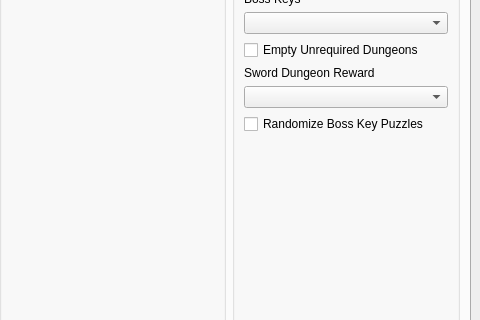
Old version of the form gui/randogui.ui in the repository ssrando/ssrando; both pictures show x 722 to 1202 and y 177 to 497 of the 1202 by 759 pixel window.
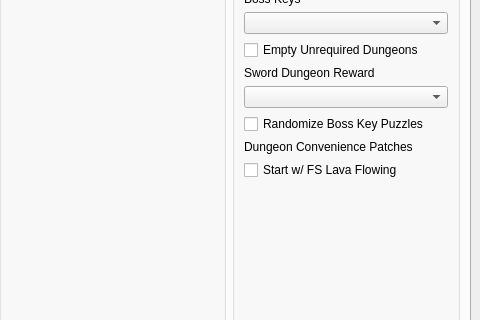
New version of the form.

Commit message: merge main, make option & ui

Diff of the .ui file:
```diff
--- a/gui/randogui.ui
+++ b/gui/randogui.ui
@@ -961,6 +961,20 @@
                </property>
               </widget>
              </item>
+             <item>
+              <widget class="QLabel" name="label_for_dungeon_patches">
+               <property name="text">
+                <string>Dungeon Convenience Patches</string>
+               </property>
+              </widget>
+             </item>
+             <item>
+              <widget class="QCheckBox" name="option_fs_lava_flow">
+               <property name="text">
+                <string>Start w/ FS Lava Flowing</string>
+               </property>
+              </widget>
+             </item>
              <item>
               <spacer name="vspace_dungeons">
                <property name="orientation">
```
The commit also changes 8 other files.
